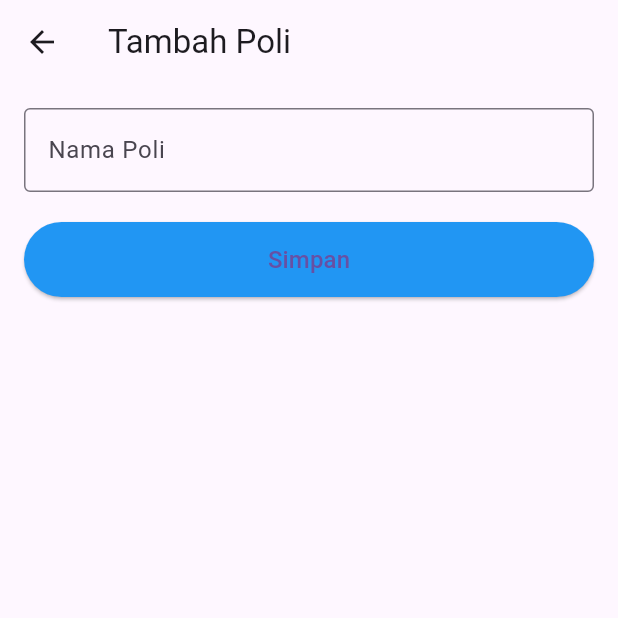
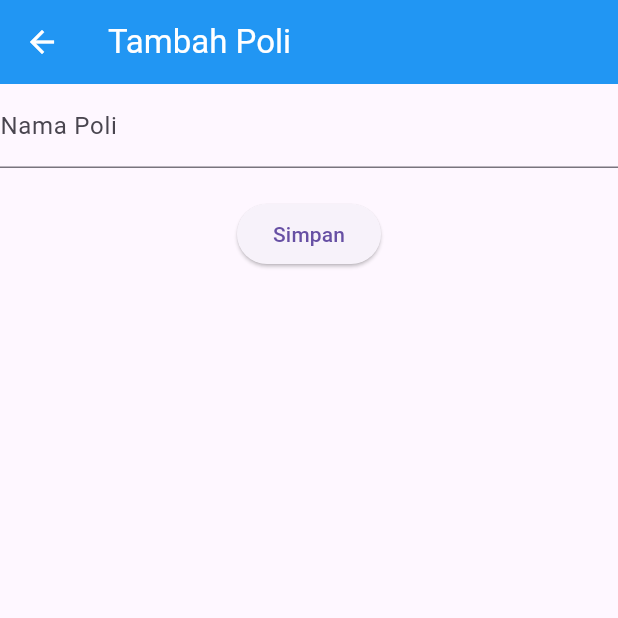
Before and after one commit to RHYru9/mobpro5, a Flutter app: the screen it shows after launch, after a tap on the "add" icon, on a phone screen of 412 x 824 dp, the top half of it. Run offline on Flutter 3.47's test engine with Material 3 defaults, Android fonts, the phone set to English and light mode, and no system bars.

```diff
--- a/lib/main.dart
+++ b/lib/main.dart
@@ -1,3 +1,6 @@
+// File: main.dart
+// Dengan tema warna biru untuk AppBar
+
 import 'package:flutter/material.dart';
 import './ui/poli_page.dart';
 
@@ -11,7 +14,15 @@ class MyApp extends StatelessWidget {
     return MaterialApp(
       title: 'Klinik APP',
       debugShowCheckedModeBanner: false,
-      home: PoliPage(),
+      theme: ThemeData(
+        primarySwatch: Colors.blue,
+        appBarTheme: const AppBarTheme(
+          backgroundColor: Colors.blue,
+          foregroundColor: Colors.white,
+          elevation: 0,
+        ),
+      ),
+      home: const PoliPage(),
     );
   }
 }
--- a/lib/model/poli.dart
+++ b/lib/model/poli.dart
@@ -1,3 +1,4 @@
+// model/poli.dart
 class Poli {
   String? id;
   String namaPoli;
--- a/lib/ui/poli_form.dart
+++ b/lib/ui/poli_form.dart
@@ -1,11 +1,8 @@
-//poli_form.dart
+// ui/poli_form.dart
 import 'package:flutter/material.dart';
-import '../model/poli.dart';
 
 class PoliForm extends StatefulWidget {
-  final Poli? poli; // Optional, untuk mode edit
-
-  const PoliForm({super.key, this.poli});
+  const PoliForm({super.key});
 
   @override
   State<PoliForm> createState() => _PoliFormState();
@@ -13,70 +10,21 @@ class PoliForm extends StatefulWidget {
 
 class _PoliFormState extends State<PoliForm> {
   final _formKey = GlobalKey<FormState>();
-  final _namaPoliController = TextEditingController();
-
-  @override
-  void initState() {
-    super.initState();
-    // Jika mode edit, isi field dengan data yang ada
-    if (widget.poli != null) {
-      _namaPoliController.text = widget.poli!.namaPoli;
-    }
-  }
-
-  @override
-  void dispose() {
-    _namaPoliController.dispose();
-    super.dispose();
-  }
-
-  void _simpan() {
-    if (_formKey.currentState!.validate()) {
-      // Buat object Poli baru
-      Poli poli = Poli(id: widget.poli?.id, namaPoli: _namaPoliController.text);
-
-      // Kembali ke halaman sebelumnya dengan membawa data
-      Navigator.pop(context, poli);
-    }
-  }
 
   @override
   Widget build(BuildContext context) {
     return Scaffold(
-      appBar: AppBar(
-        title: Text(widget.poli == null ? "Tambah Poli" : "Ubah Poli"),
-      ),
-      body: Padding(
-        padding: const EdgeInsets.all(16.0),
+      appBar: AppBar(title: const Text("Tambah Poli")),
+      body: SingleChildScrollView(
         child: Form(
           key: _formKey,
           child: Column(
             children: [
-              TextFormField(
-                controller: _namaPoliController,
-                decoration: const InputDecoration(
-                  labelText: "Nama Poli",
-                  border: OutlineInputBorder(),
-                ),
-                validator: (value) {
-                  if (value == null || value.isEmpty) {
-                    return 'Nama Poli tidak boleh kosong';
-                  }
-                  return null;
-                },
+              const TextField(
+                decoration: InputDecoration(labelText: "Nama Poli"),
               ),
               const SizedBox(height: 20),
-              ElevatedButton(
-                onPressed: _simpan,
-                style: ElevatedButton.styleFrom(
-                  backgroundColor: Colors.blue,
-                  minimumSize: const Size(double.infinity, 50),
-                ),
-                child: Text(
-                  widget.poli == null ? "Simpan" : "Update",
-                  style: const TextStyle(fontSize: 16),
-                ),
-              ),
+              ElevatedButton(onPressed: () {}, child: const Text("Simpan")),
             ],
           ),
         ),
--- /dev/null
+++ b/lib/ui/poli_item.dart
@@ -0,0 +1,24 @@
+//poli_item.dart
+
+import 'package:flutter/material.dart';
+import '../model/poli.dart';
+import 'poli_detail.dart';
+
+class PoliItem extends StatelessWidget {
+  final Poli poli;
+
+  const PoliItem({super.key, required this.poli});
+
+  @override
+  Widget build(BuildContext context) {
+    return GestureDetector(
+      onTap: () {
+        Navigator.push(
+          context,
+          MaterialPageRoute(builder: (context) => PoliDetail(poli: poli)),
+        );
+      },
+      child: Card(child: ListTile(title: Text(poli.namaPoli))),
+    );
+  }
+}
--- a/lib/ui/poli_page.dart
+++ b/lib/ui/poli_page.dart
@@ -1,9 +1,7 @@
-// File: ui/poli_page.dart
-// Versi FIXED - Tanpa warning sort_child_properties_last
-
+//poli_page.dart
 import 'package:flutter/material.dart';
 import '../model/poli.dart';
-import 'poli_detail.dart';
+import 'poli_item.dart';
 import 'poli_form.dart';
 
 class PoliPage extends StatefulWidget {
@@ -14,81 +12,30 @@ class PoliPage extends StatefulWidget {
 }
 
 class _PoliPageState extends State<PoliPage> {
-  // List untuk menyimpan data poli
-  List<Poli> listPoli = [
-    Poli(id: "1", namaPoli: "Poli Anak"),
-    Poli(id: "2", namaPoli: "Poli Kandungan"),
-    Poli(id: "3", namaPoli: "Poli Gigi"),
-    Poli(id: "4", namaPoli: "Poli THT"),
-  ];
-
-  void _navigateToDetail(Poli poli, int index) async {
-    final result = await Navigator.push(
-      context,
-      MaterialPageRoute(builder: (context) => PoliDetail(poli: poli)),
-    );
-
-    // Handle result dari detail page
-    if (result != null) {
-      setState(() {
-        if (result == 'hapus') {
-          // Hapus data dari list
-          listPoli.removeAt(index);
-        } else if (result is Poli) {
-          // Update data di list
-          listPoli[index] = result;
-        }
-      });
-    }
-  }
-
-  void _tambahPoli() async {
-    final result = await Navigator.push(
-      context,
-      MaterialPageRoute(builder: (context) => const PoliForm()),
-    );
-
-    // Jika ada data baru, tambahkan ke list
-    if (result != null && result is Poli) {
-      setState(() {
-        // Generate ID sederhana
-        result.id = (listPoli.length + 1).toString();
-        listPoli.add(result);
-      });
-    }
-  }
-
   @override
   Widget build(BuildContext context) {
     return Scaffold(
       appBar: AppBar(
         title: const Text("Data Poli"),
         actions: [
-          IconButton(
-            onPressed: _tambahPoli,
-            icon: const Icon(Icons.add),
-            tooltip: "Tambah Poli",
+          GestureDetector(
+            onTap: () {
+              Navigator.push(
+                context,
+                MaterialPageRoute(builder: (context) => const PoliForm()),
+              );
+            },
+            child: const Icon(Icons.add),
           ),
         ],
       ),
-      body: ListView.builder(
-        itemCount: listPoli.length,
-        itemBuilder: (context, index) {
-          return GestureDetector(
-            onTap: () => _navigateToDetail(listPoli[index], index),
-            child: Card(
-              child: ListTile(
-                title: Text(listPoli[index].namaPoli),
-                trailing: const Icon(Icons.arrow_forward_ios),
-              ),
-            ),
-          );
-        },
-      ),
-      floatingActionButton: FloatingActionButton(
-        onPressed: _tambahPoli,
-        tooltip: "Tambah Poli",
-        child: const Icon(Icons.add), // child dipindah ke paling akhir ya
+      body: ListView(
+        children: [
+          PoliItem(poli: Poli(namaPoli: "Poli Anak")),
+          PoliItem(poli: Poli(namaPoli: "Poli Kandungan")),
+          PoliItem(poli: Poli(namaPoli: "Poli Gigi")),
+          PoliItem(poli: Poli(namaPoli: "Poli THT")),
+        ],
       ),
     );
   }
```
Also changed, not shown: lib/ui/poli_detail.dart (+20 -17 lines).
